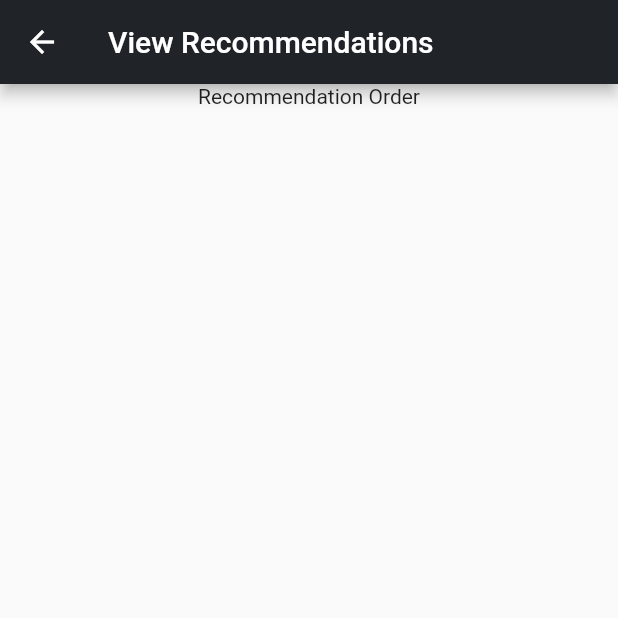
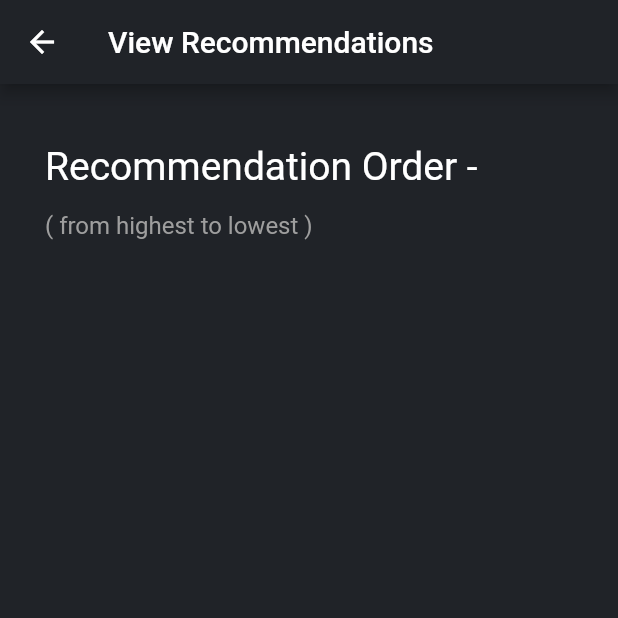
Before and after one commit to Sg108/College-Lit, a Flutter app: the RecommendedScreen screen opened directly with empty values, on a phone screen of 412 x 824 dp, the top half of it. Run offline on Flutter 3.47's test engine with Material 2 defaults, Android fonts, the phone set to English and light mode, and no system bars; our stand-ins replace awesome_notifications, cloud_firestore, firebase_auth, firebase_core, firebase_storage, flutter_svg and 1 more; accounts and stored records are empty.

Commit message:
imporoved ui of course_recommended screen

```diff
--- a/lib/screens/classes_screen.dart
+++ b/lib/screens/classes_screen.dart
@@ -32,26 +32,26 @@
               Row(
                 mainAxisAlignment: MainAxisAlignment.spaceBetween,
                 children: <Widget>[
-                  Text('02', style: kCalendarDay),
                   Text('03', style: kCalendarDay),
                   Text('04', style: kCalendarDay),
+                  Text('05', style: kCalendarDay),
                   Text(
-                    '05',
+                    '06',
                     style: kCalendarDay.copyWith(
                       color: Colors.white,
                       fontSize: 17.0,
                       fontWeight: FontWeight.w500,
                     ),
                   ),
-                  Text('06', style: kCalendarDay),
                   Text('07', style: kCalendarDay),
                   Text('08', style: kCalendarDay),
+                  Text('09', style: kCalendarDay),
                 ],
               ),
               const Padding(
                 padding: EdgeInsets.only(top: 5.0),
                 child: Text(
-                  'THU',
+                  'SAT',
                   style: TextStyle(
                       color: Colors.white,
                       fontSize: 17.0,
--- a/lib/screens/courses_recommended_screen.dart
+++ b/lib/screens/courses_recommended_screen.dart
@@ -1,3 +1,4 @@
+import 'package:cloud_firestore/cloud_firestore.dart';
 import 'package:flutter/material.dart';
 import 'package:flutter/src/widgets/framework.dart';
 import 'package:flutter/src/widgets/placeholder.dart';
@@ -16,15 +17,41 @@
         appBar: AppBar(
           title: Text('View Recommendations'),
         ),
-        body: Center(
+        body: Container(
+            padding: EdgeInsets.fromLTRB(30.0, 40.0, 0, 10.0),
+            width: MediaQuery.of(context).size.width,
+            decoration:
+                BoxDecoration(color: Theme.of(context).colorScheme.primary),
             child: Column(
-          children: [
-            Text("Recommendation Order"),
-            SizedBox(
-              height: 20,
-            ),
-            ...args.map((rec) => Text(rec))
-          ], //
-        )));
+              crossAxisAlignment: CrossAxisAlignment.start,
+              children: [
+                Text("Recommendation Order - ",
+                    style: TextStyle(color: Colors.white, fontSize: 26.0)),
+                SizedBox(height: 15.0),
+                Text('( from highest to lowest )',
+                    style: TextStyle(fontSize: 16.0, color: Colors.grey)),
+                SizedBox(
+                  height: 30,
+                ),
+                ...args.map(
+                  (rec) => Padding(
+                    padding: const EdgeInsets.all(18.0),
+                    child: Row(
+                      children: [
+                        Icon(
+                          Icons.arrow_right,
+                          color: Colors.white,
+                          size: 25.0,
+                        ),
+                        Text(
+                          rec,
+                          style: TextStyle(color: Colors.white, fontSize: 20.0),
+                        ),
+                      ],
+                    ),
+                  ),
+                )
+              ], //
+            )));
   }
 }
--- a/lib/screens/welcome_screen.dart
+++ b/lib/screens/welcome_screen.dart
@@ -51,7 +51,7 @@
                     "College Bytes",
                     style: TextStyle(
                         color: Colors.white,
-                        fontSize: 30.0,
+                        fontSize: 25.0,
                         fontWeight: FontWeight.bold,
                         letterSpacing: 1.1),
                   )
```
